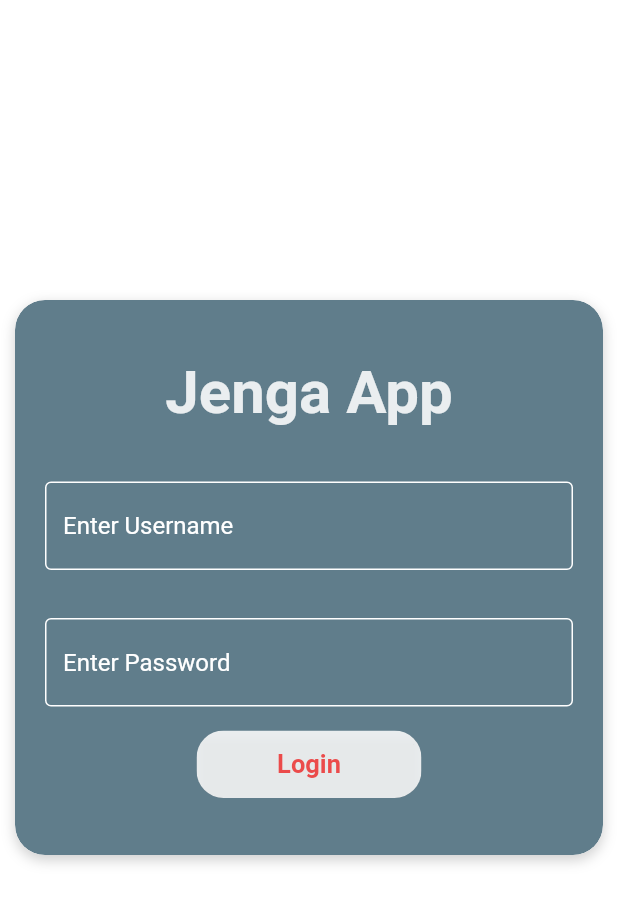
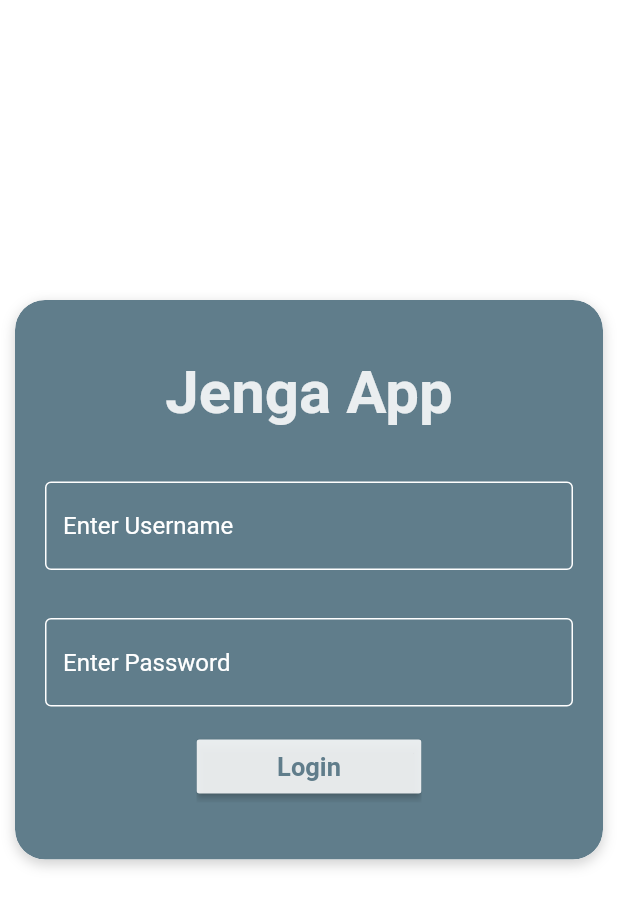
Before and after one commit to iamgaspardev/Jenga_App, a Flutter app: the screen it shows after launch, on a phone screen of 412 x 824 dp. Shown: the top 907 px of the screen. Run offline on Flutter 3.47's test engine with Material 2 defaults, Android fonts, the phone set to English and light mode, and no system bars.

Commit message:
login added

```diff
--- a/lib/common_component/top_bar.dart
+++ b/lib/common_component/top_bar.dart
@@ -1,6 +1,8 @@
 import 'package:flutter/material.dart';
 
 class CustomAppBar extends StatelessWidget implements PreferredSizeWidget {
+  const CustomAppBar({super.key});
+
   @override
   Size get preferredSize => const Size.fromHeight(kToolbarHeight);
 
--- a/lib/main.dart
+++ b/lib/main.dart
@@ -1,8 +1,6 @@
 import 'package:flutter/material.dart';
 import 'package:jenga_app/screens/dashboard.dart';
 import 'package:jenga_app/screens/loginscreen.dart';
-import 'package:jenga_app/screens/upload_pdf.dart';
-
 import 'common_component/app_theme.dart';
 
 void main() {
@@ -20,9 +18,8 @@ class MyApp extends StatelessWidget {
       theme: customAppTheme,
       initialRoute: '/login',
       routes: {
-        '/login' : (context) => const LoginScreen(),
+      '/login' : (context) => const LoginScreen(),
       '/dashboard': (context) => const DashboardsCreen(),
-      '/upload': (context) => const UploadServer(),
     },
       // home: const LoginScreen() ,
     );
--- a/lib/screens/create_project_form.dart
+++ b/lib/screens/create_project_form.dart
@@ -53,7 +53,7 @@ class _ProjectCreationFormState extends State<ProjectCreationForm> {
   @override
   Widget build(BuildContext context) {
     return Scaffold(
-      appBar: CustomAppBar(),
+      appBar: const CustomAppBar(),
       body: SingleChildScrollView(
         child: Padding(
           padding: const EdgeInsets.all(8.0),
@@ -196,7 +196,7 @@ class _ProjectCreationFormState extends State<ProjectCreationForm> {
                 Row(
                   mainAxisAlignment: MainAxisAlignment.end,
                   children: [
-                    Container(
+                    SizedBox(
                       width: 150, // Set the desired width of the button
                       child: ElevatedButton(
                         onPressed: _saveForm,
--- a/lib/screens/loginscreen.dart
+++ b/lib/screens/loginscreen.dart
@@ -3,7 +3,6 @@
 import 'dart:ui';
 
 import 'package:flutter/material.dart';
-import 'package:jenga_app/screens/dashboard.dart';
 
 import '../services/service.dart';
 
@@ -18,6 +17,8 @@ class _LoginScreenState extends State<LoginScreen> {
   final _formKey = GlobalKey<FormState>();
   final _usernameController = TextEditingController();
   final _passwordController = TextEditingController();
+  bool _isLoading = false;
+  late bool _alert = false;
 
   // Validation functions
   String? _validateUsername(String? value) {
@@ -36,17 +37,26 @@ class _LoginScreenState extends State<LoginScreen> {
 
   void _handleLogin() async {
     if (_formKey.currentState!.validate()) {
-      // Form is valid, proceed with login
+      setState(() {
+        _isLoading = true;
+      });
+
       String username = _usernameController.text;
       String password = _passwordController.text;
-
       Services services = Services();
       bool loginSuccessful = await services.signin(username, password);
+
+      setState(() {
+        _isLoading = false;
+      });
 
       if (loginSuccessful) {
         Navigator.pushReplacementNamed(context, '/dashboard');
       } else {
-        print('Login failed. Please check your credentials.');
+        setState(() {
+                       _alert = true;
+                      });
+        // Navigator.pushReplacementNamed(context, '/login');
       }
     }
   }
@@ -160,23 +170,55 @@ class _LoginScreenState extends State<LoginScreen> {
                             ),
                           ),
                         ),
+                        _alert
+                            ? const Text(
+                                "Wrong Password or Username!",
+                                style: TextStyle(color: Colors.redAccent),
+                              )
+                            : Container(),
+                        // Padding(
+                        //   padding: const EdgeInsets.only(bottom: 38.0),
+                        //   child: SizedBox(
+                        //     width: 150,
+                        //     height: 45.0,
+                        //     child: ClipRRect(
+                        //       borderRadius: BorderRadius.circular(18),
+                        //       child: MaterialButton(
+                        //         minWidth: 300,
+                        //         color: const Color.fromARGB(221, 255, 255, 255),
+                        //         onPressed: _handleLogin,
+                        //         child: const Text(
+                        //           'Login',
+                        //           style: TextStyle(
+                        //             fontSize: 17,
+                        //             color: Color.fromARGB(221, 236, 51, 51),
+                        //             fontWeight: FontWeight.bold,
+                        //           ),
+                        //         ),
+                        //       ),
+                        //     ),
+                        //   ),
+                        // )
                         Padding(
                           padding: const EdgeInsets.only(bottom: 38.0),
                           child: SizedBox(
-                            width: 150,
-                            height: 45.0,
-                            child: ClipRRect(
-                              borderRadius: BorderRadius.circular(18),
+                            child: _isLoading
+                                ? const CircularProgressIndicator(
+                                    color: Colors.white70,
+                                  )
+                                : ClipRRect(
+                                    borderRadius: BorderRadius.circular(0),
                                     child: MaterialButton(
-                                minWidth: 300,
-                                color: const Color.fromARGB(221, 255, 255, 255),
-                                onPressed:
-                                    _handleLogin, // Use the new function for login handling
+                                      minWidth: 150,
+                                      color: const Color.fromARGB(
+                                          221, 255, 255, 255),
+                                      onPressed: _handleLogin,
                                       child: const Text(
                                         'Login',
                                         style: TextStyle(
                                           fontSize: 17,
-                                    color: Color.fromARGB(221, 236, 51, 51),
+                                          color:
+                                              Colors.blueGrey,
                                           fontWeight: FontWeight.bold,
                                         ),
                                       ),
```
Also changed, not shown: lib/screens/dashboard.dart (+27 -84 lines), lib/screens/formfields.dart (+8 -2 lines), lib/screens/upload_pdf.dart (deleted, +0 -11 lines), lib/services/service.dart (+9 -7 lines). Lines whose indentation alone changed are shown as unchanged.
